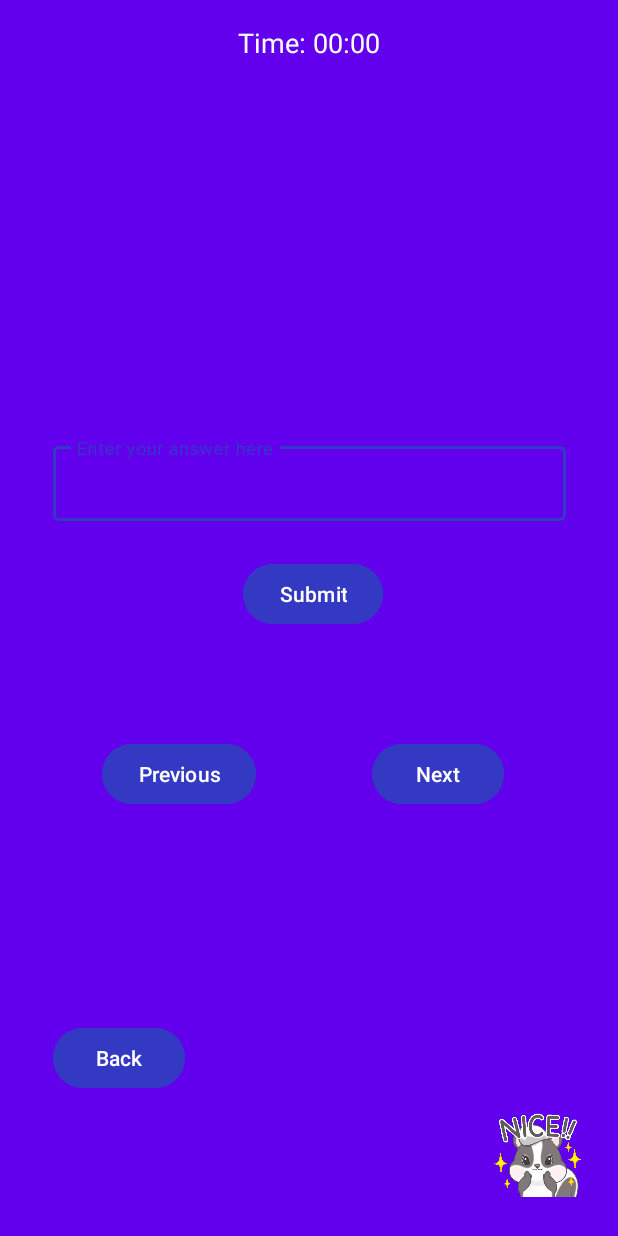
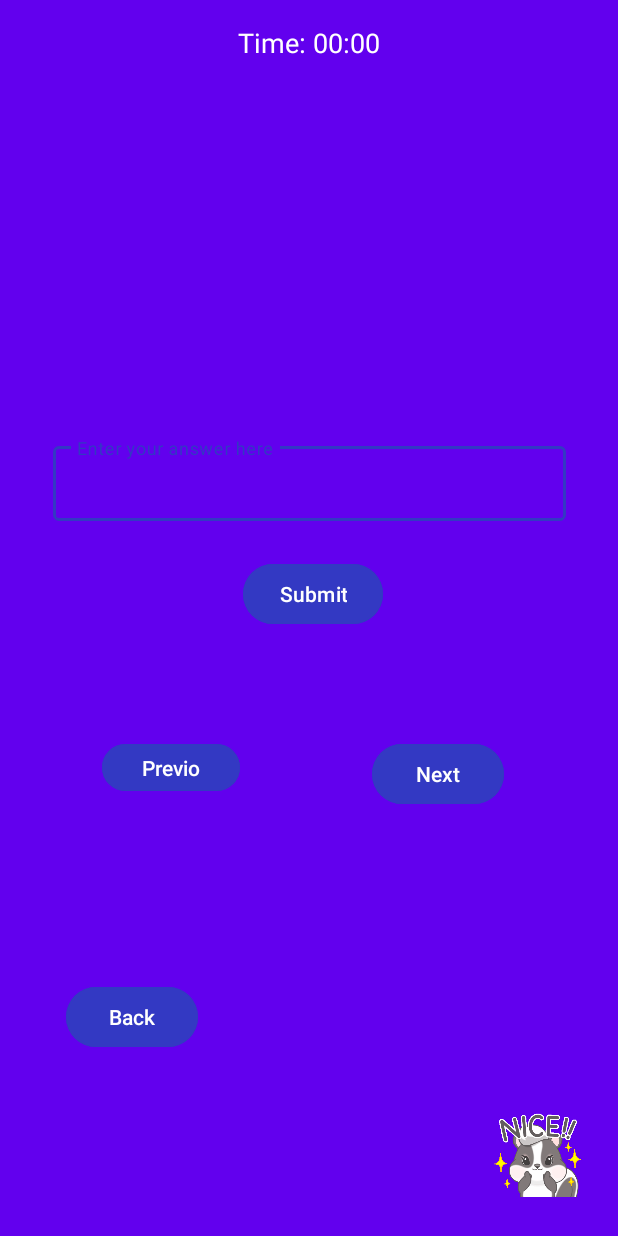
Before and after one commit to MAD2023-Team4/23-CacheFlash, an Android app: the layout activity_testyourself.xml on its own in the app's theme, with its tools: preview values and no code run, on a phone screen of 412 x 824 dp. Run offline under Robolectric (Android 15) with nearby library versions, the phone set to English and light mode, and no system bars.

Commit message:
final design changes

```diff
--- a/app/src/main/java/sg/edu/np/mad/madasgcacheflash/MCQuiz.java
+++ b/app/src/main/java/sg/edu/np/mad/madasgcacheflash/MCQuiz.java
@@ -195,12 +195,12 @@ public class MCQuiz extends AppCompatActivity {
                         Log.v("Quiz Finished", String.valueOf(percentage));
                         showAlert("Quiz Finished", "Your score: " + percentage
                                 + "%", percentage, flashcard.getQuestions().size());
-                        updatePercentage(username, percentage, flashcard);
+
 
                         //Update the flashcard's score locally
                        // flashcard.setPercentage(percentage);
                         // Posting performance of the user into firebase
-                        postPerformance(flashcard, percentage);
+
                     }
                     if (currentIndex >= questions.size()) {
                         currentIndex = questions.size() - 1;
@@ -328,7 +328,7 @@ public class MCQuiz extends AppCompatActivity {
                 .setPositiveButton("Dashboard", new DialogInterface.OnClickListener() {
                     public void onClick(DialogInterface dialog, int id) {
                         // Do something when the "OK" button is clicked
-                        Intent intent = new Intent(MCQuiz.this, Dashboard.class);
+                        Intent intent = new Intent(MCQuiz.this, MainActivity.class);
                         intent.putExtra("flashcards", flashcard);
                         intent.putExtra("Username",username);
                         intent.putExtra("Score", percentage);
--- a/app/src/main/res/layout/activity_testyourself.xml
+++ b/app/src/main/res/layout/activity_testyourself.xml
@@ -11,14 +11,21 @@
         android:id="@+id/view_flipper"
         android:layout_width="match_parent"
         android:layout_height="match_parent">
-
-
-
     </ViewFlipper>
 
 
-
-
+    <TextView
+        android:id="@+id/ftitle"
+        android:layout_width="400dp"
+        android:layout_height="85dp"
+        android:layout_marginTop="18dp"
+        android:textAlignment="center"
+        android:textColor="@color/white"
+        android:textSize="20sp"
+        android:textStyle="bold"
+        app:layout_constraintEnd_toEndOf="parent"
+        app:layout_constraintStart_toStartOf="parent"
+        app:layout_constraintTop_toBottomOf="@+id/timerTextView" />
 
     <TextView
         android:id="@+id/QCard"
@@ -35,8 +42,8 @@
 
     <Button
         android:id="@+id/button"
-        android:layout_width="wrap_content"
-        android:layout_height="wrap_content"
+        android:layout_width="92dp"
+        android:layout_height="39dp"
         android:layout_marginStart="68dp"
         android:layout_marginTop="492dp"
         android:backgroundTint="@color/darkBlue"
@@ -100,33 +107,16 @@
         app:layout_constraintStart_toStartOf="parent"
         app:layout_constraintTop_toTopOf="parent" />
 
-    <TextView
-        android:id="@+id/ftitle"
-        android:layout_width="400dp"
-        android:layout_height="85dp"
-        android:layout_marginTop="60dp"
-        android:layout_marginBottom="502dp"
-        android:textAlignment="center"
-        android:textSize="20sp"
-        android:textStyle="bold"
-        app:layout_constraintBottom_toTopOf="@+id/button3"
-        app:layout_constraintEnd_toEndOf="parent"
-        app:layout_constraintHorizontal_bias="0.333"
-        android:textColor="@color/white"
-        app:layout_constraintStart_toStartOf="parent"
-        app:layout_constraintTop_toTopOf="parent" />
-
     <Button
         android:id="@+id/button3"
         android:layout_width="wrap_content"
         android:layout_height="wrap_content"
-        android:layout_marginStart="35dp"
-        android:layout_marginBottom="77dp"
+        android:layout_marginStart="44dp"
         android:backgroundTint="@color/darkBlue"
         android:text="@string/back"
         app:layout_constraintBottom_toBottomOf="parent"
         app:layout_constraintStart_toStartOf="parent"
-        app:layout_constraintTop_toBottomOf="@+id/ftitle" />
+        app:layout_constraintTop_toBottomOf="@+id/button" />
 
     <TextView
         android:id="@+id/timerTextView"
```
